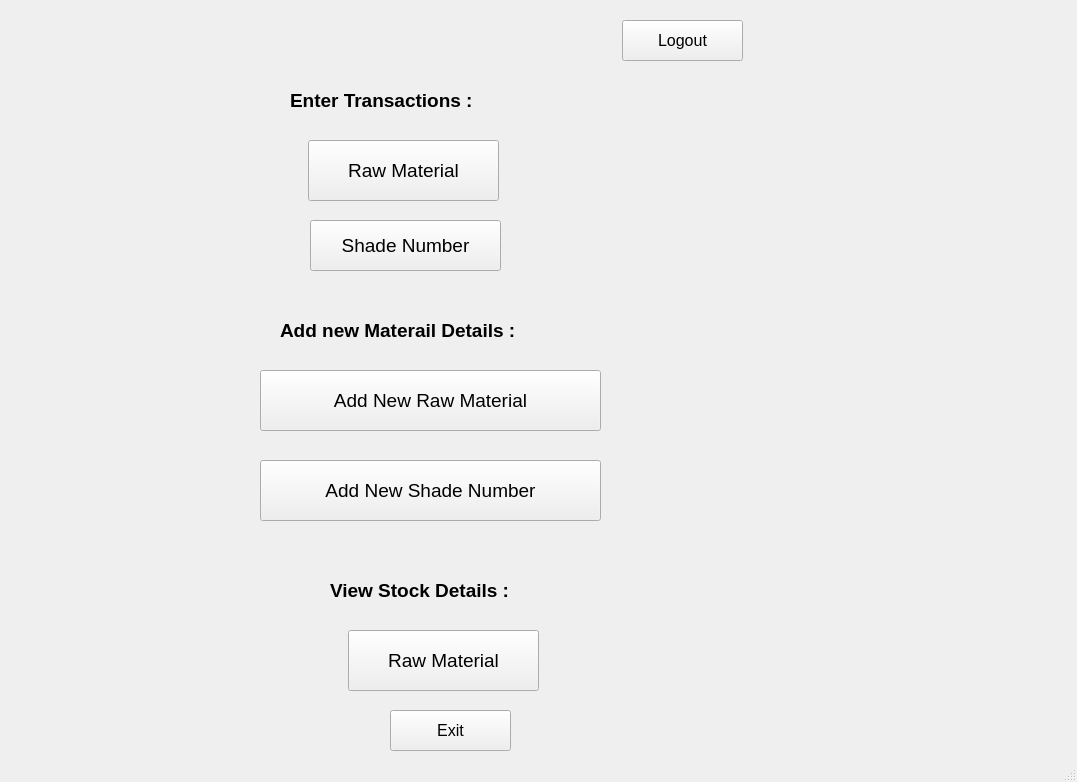
nilay1221/Inventory_Management, file UI/home.ui: the form before one commit.
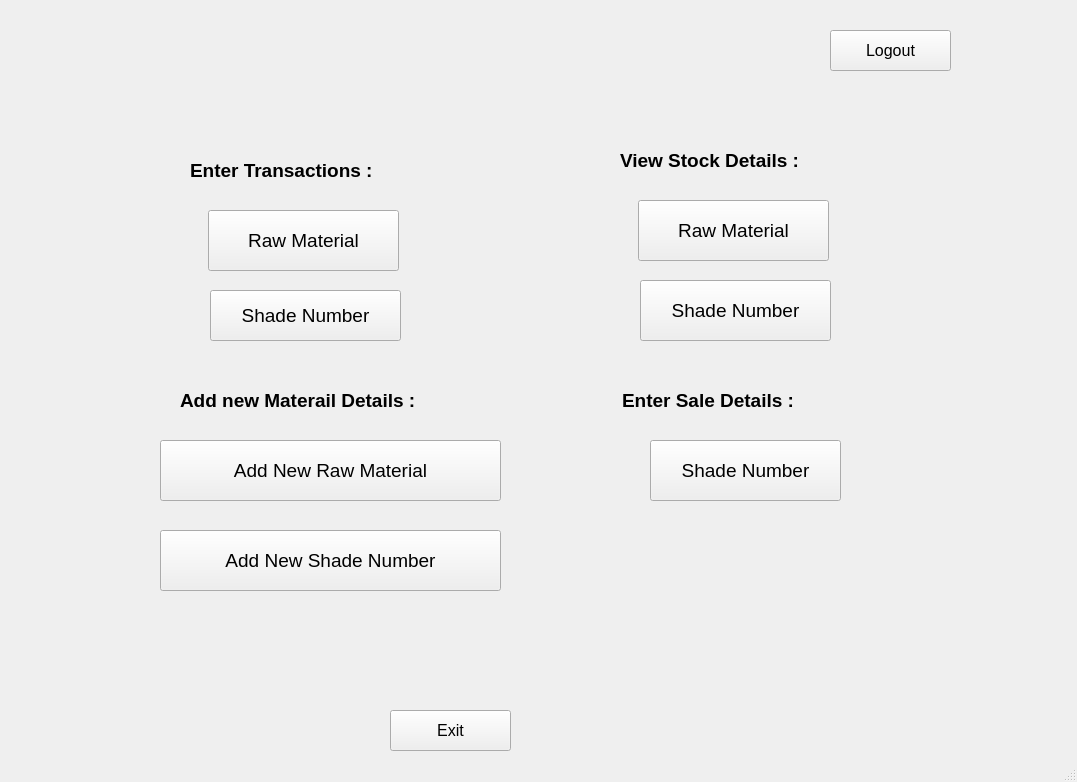
The form after the commit.

Commit message: Added Shade Sales,Shade Stock, RM Price

What changed in the file:
```diff
--- a/UI/home.ui
+++ b/UI/home.ui
@@ -17,8 +17,8 @@
    <widget class="QPushButton" name="RM">
     <property name="geometry">
      <rect>
-      <x>308</x>
-      <y>140</y>
+      <x>208</x>
+      <y>210</y>
       <width>191</width>
       <height>61</height>
      </rect>
@@ -35,8 +35,8 @@
    <widget class="QPushButton" name="EP">
     <property name="geometry">
      <rect>
-      <x>310</x>
-      <y>220</y>
+      <x>210</x>
+      <y>290</y>
       <width>191</width>
       <height>51</height>
      </rect>
@@ -53,8 +53,8 @@
    <widget class="QPushButton" name="logout">
     <property name="geometry">
      <rect>
-      <x>622</x>
-      <y>20</y>
+      <x>830</x>
+      <y>30</y>
       <width>121</width>
       <height>41</height>
      </rect>
@@ -89,8 +89,8 @@
    <widget class="QPushButton" name="RM_2">
     <property name="geometry">
      <rect>
-      <x>260</x>
-      <y>370</y>
+      <x>160</x>
+      <y>440</y>
       <width>341</width>
       <height>61</height>
      </rect>
@@ -107,8 +107,8 @@
    <widget class="QLabel" name="label">
     <property name="geometry">
      <rect>
-      <x>290</x>
-      <y>80</y>
+      <x>190</x>
+      <y>150</y>
       <width>261</width>
       <height>41</height>
      </rect>
@@ -127,8 +127,8 @@
    <widget class="QLabel" name="label_2">
     <property name="geometry">
      <rect>
-      <x>280</x>
-      <y>310</y>
+      <x>180</x>
+      <y>380</y>
       <width>341</width>
       <height>41</height>
      </rect>
@@ -147,8 +147,8 @@
    <widget class="QPushButton" name="RM_3">
     <property name="geometry">
      <rect>
-      <x>260</x>
-      <y>460</y>
+      <x>160</x>
+      <y>530</y>
       <width>341</width>
       <height>61</height>
      </rect>
@@ -165,8 +165,8 @@
    <widget class="QPushButton" name="RM_4">
     <property name="geometry">
      <rect>
-      <x>348</x>
-      <y>630</y>
+      <x>638</x>
+      <y>200</y>
       <width>191</width>
       <height>61</height>
      </rect>
@@ -183,8 +183,8 @@
    <widget class="QLabel" name="label_3">
     <property name="geometry">
      <rect>
-      <x>330</x>
-      <y>570</y>
+      <x>620</x>
+      <y>140</y>
       <width>261</width>
       <height>41</height>
      </rect>
@@ -200,6 +200,62 @@
      <string>View Stock Details :</string>
     </property>
    </widget>
+   <widget class="QLabel" name="label_4">
+    <property name="geometry">
+     <rect>
+      <x>622</x>
+      <y>380</y>
+      <width>261</width>
+      <height>41</height>
+     </rect>
+    </property>
+    <property name="font">
+     <font>
+      <pointsize>14</pointsize>
+      <weight>75</weight>
+      <bold>true</bold>
+     </font>
+    </property>
+    <property name="text">
+     <string>Enter Sale Details :</string>
+    </property>
+   </widget>
+   <widget class="QPushButton" name="RM_5">
+    <property name="geometry">
+     <rect>
+      <x>640</x>
+      <y>280</y>
+      <width>191</width>
+      <height>61</height>
+     </rect>
+    </property>
+    <property name="font">
+     <font>
+      <pointsize>14</pointsize>
+     </font>
+    </property>
+    <property name="text">
+     <string>Shade Number</string>
+    </property>
+   </widget>
+   <widget class="QPushButton" name="RM_6">
+    <property name="geometry">
+     <rect>
+      <x>650</x>
+      <y>440</y>
+      <width>191</width>
+      <height>61</height>
+     </rect>
+    </property>
+    <property name="font">
+     <font>
+      <pointsize>14</pointsize>
+     </font>
+    </property>
+    <property name="text">
+     <string>Shade Number</string>
+    </property>
+   </widget>
   </widget>
   <widget class="QStatusBar" name="statusbar"/>
  </widget>
```
The commit also changes 13 other files.
